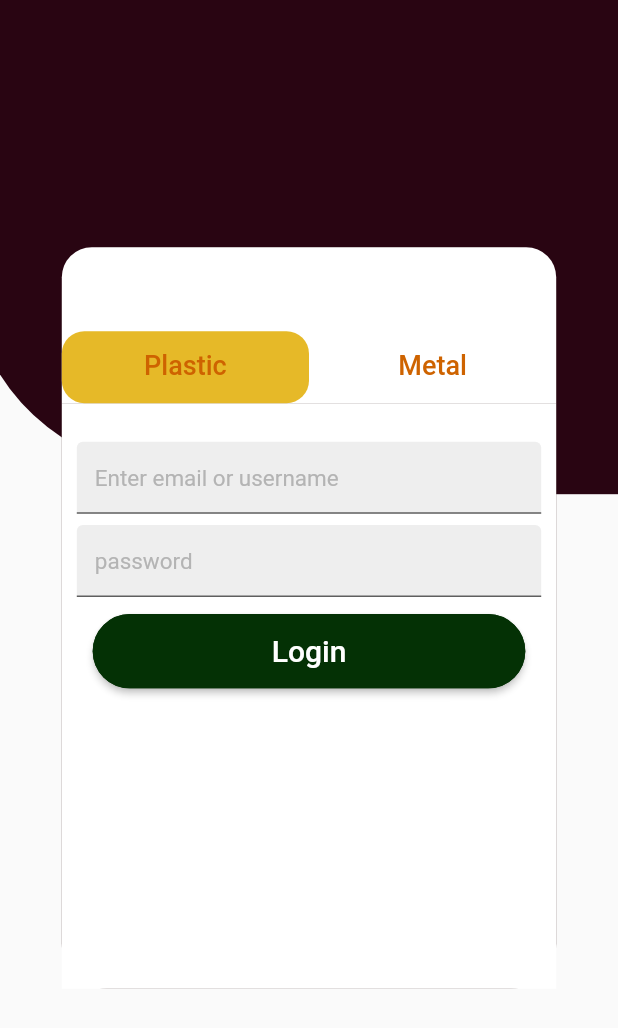
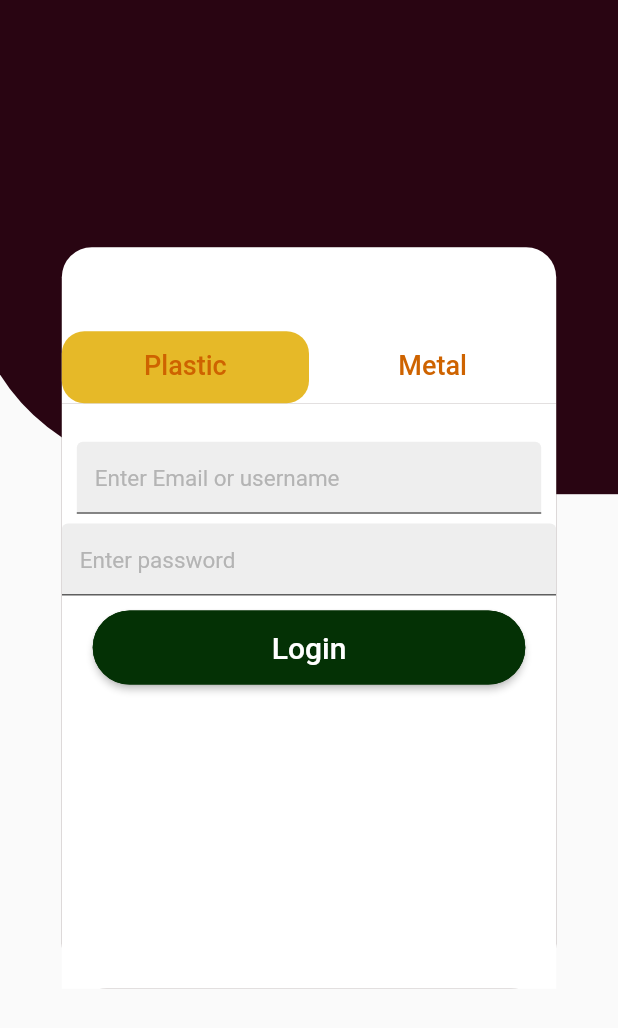
Before and after one commit to emilio-kariuki/youth, a Flutter app: the screen it shows after launch, on a phone screen of 412 x 824 dp. Shown: the top 1028 px of the screen. Run offline on Flutter 3.47's test engine with Material 2 defaults, Android fonts, the light colour scheme and no system bars; our stand-ins replace google_fonts.

Commit message:
April 3, 2022 4:38 PM

```diff
--- a/lib/Accounts/login.dart
+++ b/lib/Accounts/login.dart
@@ -122,42 +122,11 @@ class _LoginContentsState extends State<LoginContents> {
                             padding: const EdgeInsets.fromLTRB(10, 1, 10, 0),
                             child: SizedBox(
                               height: size.height * 0.06,
-                              child: TextFormField(
-                                obscureText: false,
-                                decoration: InputDecoration(
-
-                                    filled: true,
-                                    hintStyle:
-                                        TextStyle(color: Color.fromARGB(255, 180, 180, 180),fontSize: 15, fontWeight: FontWeight.w400),
-
-                                    hintText: "Enter email or username",
-                                    // prefixIcon: Icon(Icons.mail,
-                                        // color: Colors.blueGrey[900]),
-                                    fillColor: Colors.grey[200]),
-                                controller: email,
-                              ),
+                              child: Form("Enter Email or username", email),
                             ),
                           ),
                           SizedBox(height: 5),
-                          Padding(
-                            padding: const EdgeInsets.fromLTRB(10, 1, 10, 0),
-                            child: SizedBox(
-                              height: size.height * 0.06,
-                              child: TextFormField(
-                                obscureText: true,
-                                decoration: InputDecoration(
-
-                                    filled: true,
-                                    hintStyle:
-                                        TextStyle(color: Color.fromARGB(255, 180, 180, 180),fontSize: 15, fontWeight: FontWeight.w400),
-
-                                    hintText: "password",
-
-                                    fillColor: Colors.grey[200]),
-                                controller: password,
-                              ),
-                            ),
-                          ),
+                          Form("Enter password", password),
                           SizedBox(height: 10),
                           SizedBox(
                             height: size.height * 0.06,
@@ -203,6 +172,22 @@ class _LoginContentsState extends State<LoginContents> {
     );
   }
 
+  TextFormField Form(String name, TextEditingController action) {
+    return TextFormField(
+                              obscureText: false,
+                              decoration: InputDecoration(
+
+                                  filled: true,
+                                  hintStyle:
+                                      TextStyle(color: Color.fromARGB(255, 180, 180, 180),fontSize: 15, fontWeight: FontWeight.w400),
+
+                                  hintText: name,
+
+                                  fillColor: Colors.grey[200]),
+                              controller: action,
+                            );
+  }
+
   FlatButton button(String name) {
     return FlatButton(
       disabledColor: Colors.white,
```
